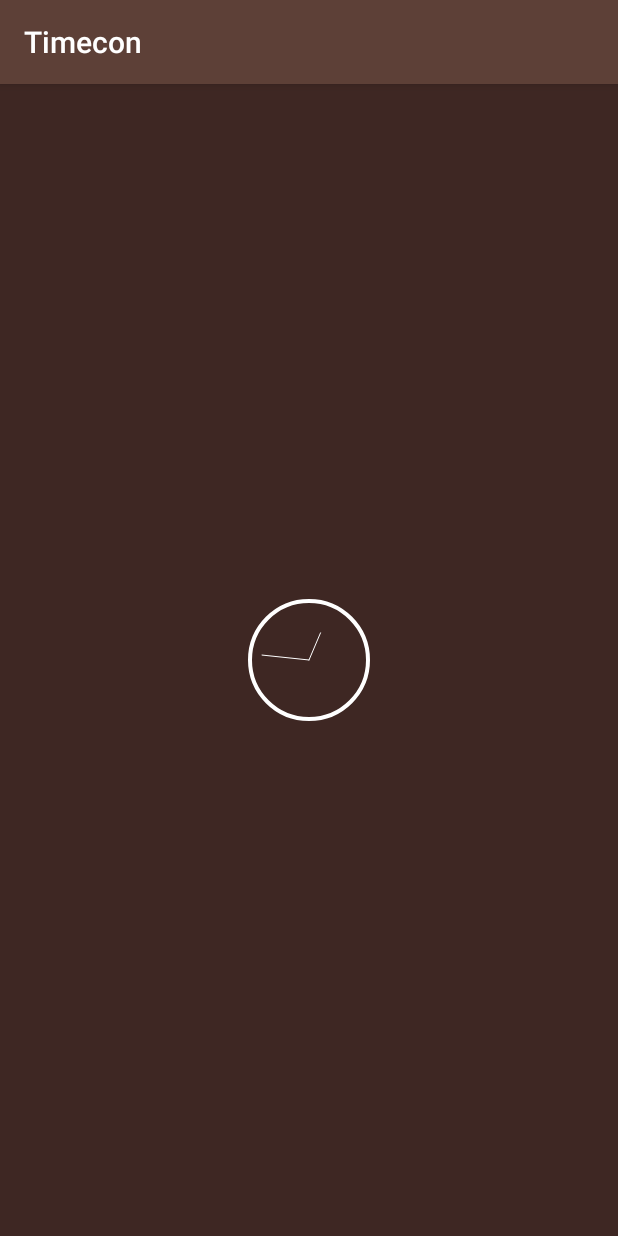
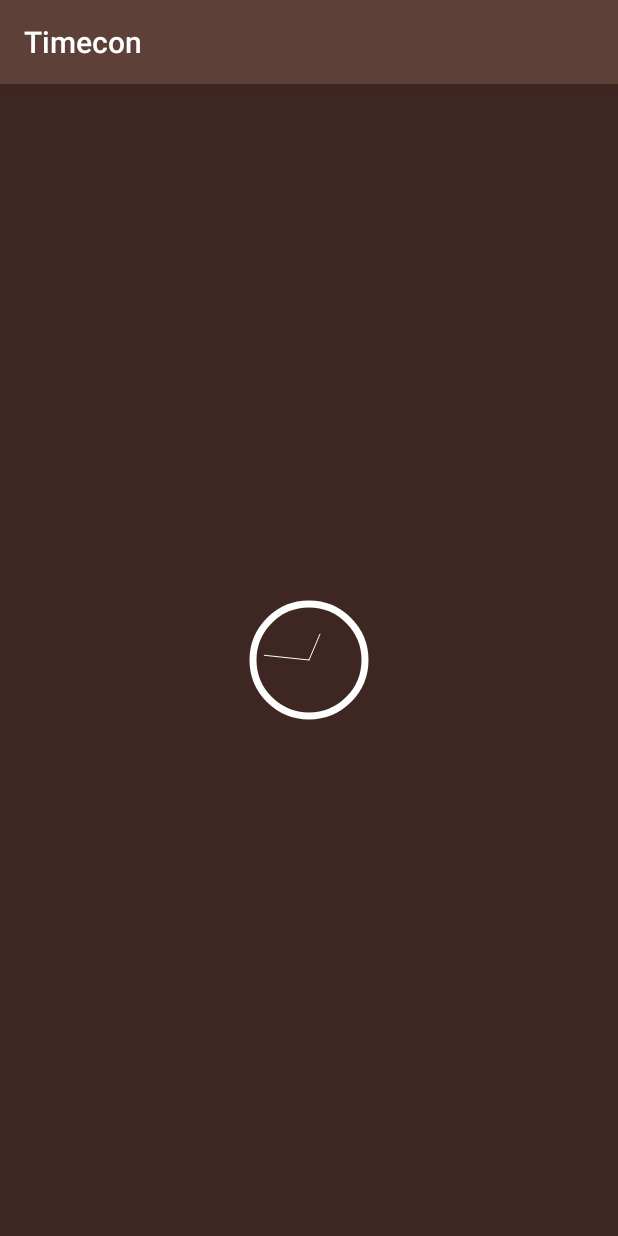
Before and after one commit to alxrm/animated-clock-icon, an Android app: the screen it shows after launch (MainActivity), on a phone screen of 412 x 824 dp. Run offline under Robolectric (Android 15) with nearby library versions, the phone set to English and light mode, and no system bars.

Commit message:
Implemented ImageView wrapper

```diff
--- a/app/src/main/AndroidManifest.xml
+++ b/app/src/main/AndroidManifest.xml
@@ -8,7 +8,8 @@
 		android:label="@string/app_name"
 		android:supportsRtl="true"
 		android:theme="@style/AppTheme">
-		<activity android:name=".MainActivity">
+		<activity android:name=".MainActivity"
+				  android:configChanges="orientation|keyboardHidden|screenSize">
 			<intent-filter>
 				<action android:name="android.intent.action.MAIN"/>
 
--- a/app/src/main/java/rm/com/timecon/MainActivity.java
+++ b/app/src/main/java/rm/com/timecon/MainActivity.java
@@ -1,13 +1,10 @@
 package rm.com.timecon;
 
-import android.graphics.Color;
 import android.os.Bundle;
 import android.os.Handler;
 import android.support.v7.app.AppCompatActivity;
-import android.widget.ImageView;
 
-import rm.com.clocks.ClockDrawable;
-import rm.com.clocks.Stroke;
+import rm.com.clocks.ClockImageView;
 
 public class MainActivity extends AppCompatActivity {
 
@@ -16,28 +13,26 @@ public class MainActivity extends AppCompatActivity {
     super.onCreate(savedInstanceState);
     setContentView(R.layout.activity_main);
 
-    final ImageView clocks = (ImageView) findViewById(R.id.clocks);
-    final ClockDrawable clockDrawable = new ClockDrawable.Builder(this)
-        .hours(10)
-        .minutes(30)
-        .withColor(Color.WHITE)
-        .withPointerStroke(Stroke.THIN)
-        .withDuration(1000)
-        .build();
-
-    clocks.setImageDrawable(clockDrawable);
+    final ClockImageView clocks = (ClockImageView) findViewById(R.id.clocks);
+//    final ClockDrawable clockDrawable = ClockDrawable.builder(this)
+//        .hours(10)
+//        .minutes(30)
+//        .withColor(Color.WHITE)
+//        .withPointerWidth(Stroke.THIN)
+//        .withDuration(600)
+//        .into(clocks);
 
     new Handler().postDelayed(new Runnable() {
       @Override
       public void run() {
-        clockDrawable.animateToTime(21, 18);
+        clocks.animateToTime(21, 18);
       }
     }, 2000);
 
     new Handler().postDelayed(new Runnable() {
       @Override
       public void run() {
-        clockDrawable.animateToTime(0, 46);
+        clocks.animateToTime(0, 46);
       }
     }, 4000);
 
--- a/app/src/main/res/layout/activity_main.xml
+++ b/app/src/main/res/layout/activity_main.xml
@@ -1,6 +1,5 @@
 <?xml version="1.0" encoding="utf-8"?>
 <RelativeLayout
-	android:id="@+id/activity_main"
 	xmlns:android="http://schemas.android.com/apk/res/android"
 	xmlns:tools="http://schemas.android.com/tools"
 	android:layout_width="match_parent"
@@ -10,13 +9,14 @@
 	android:paddingRight="@dimen/activity_horizontal_margin"
 	android:paddingTop="@dimen/activity_vertical_margin"
 	android:background="@color/colorPrimaryDark"
-	tools:context="rm.com.timecon.MainActivity">
+	xmlns:app="http://schemas.android.com/apk/res-auto">
 
-	<ImageView
+	<rm.com.clocks.ClockImageView
 		android:id="@+id/clocks"
 		android:layout_width="84dp"
 		android:layout_height="84dp"
 		android:layout_centerInParent="true"
+		app:frameWidth="bold"
 		/>
 
 </RelativeLayout>
--- a/lib/src/main/kotlin/rm/com/clocks/ClockDrawable.kt
+++ b/lib/src/main/kotlin/rm/com/clocks/ClockDrawable.kt
@@ -9,7 +9,7 @@ import android.graphics.Color
 import android.graphics.ColorFilter
 import android.graphics.drawable.Animatable
 import android.graphics.drawable.Drawable
-import android.view.animation.OvershootInterpolator
+import android.widget.ImageView
 
 /**
  * Created by alex
@@ -19,7 +19,7 @@ class ClockDrawable(private val ctx: Context) : Drawable(), Animatable {
   private var _minutes = 0
   var minutes: Int
     set(value) {
-      _minutes = value.cycledClamp(to = 60)
+      _minutes = value.cycledClamp(to = COUNT_MINUTES)
       minutesAngle = minutesDegOf(_minutes)
 
       invalidateSelf()
@@ -29,8 +29,8 @@ class ClockDrawable(private val ctx: Context) : Drawable(), Animatable {
   private var _hours = 0
   var hours: Int
     set(value) {
-      _hours = value.cycledClamp(to = 12)
-      hoursAngle = hoursDegOf(_hours, minutes)
+      _hours = value.cycledClamp(to = COUNT_HOURS)
+      hoursAngle = hoursDegOf(_hours, _minutes)
 
       invalidateSelf()
     }
@@ -55,34 +55,34 @@ class ClockDrawable(private val ctx: Context) : Drawable(), Animatable {
       invalidateSelf()
     }
 
-  var frameStroke = Stroke.LIGHT
+  var frameWidth = DEFAULT_STROKE
     set(value) {
       field = value
       frame.strokeWidth = field.toDip(ctx)
       invalidateSelf()
     }
 
-  var pointerStroke = Stroke.LIGHT
+  var pointerWidth = DEFAULT_STROKE
     set(value) {
       field = value
       pointers.strokeWidth = field.toDip(ctx)
       invalidateSelf()
     }
 
-  var indeterminateSpeed = 1F
+  var indeterminateSpeed = DEFAULT_SPEED
 
-  var discreteInterpolator: TimeInterpolator = OvershootInterpolator()
+  var timeSetInterpolator: TimeInterpolator = DEFAULT_INTERPOLATOR
     set(value) {
       field = value
 
-      discreteAnimator.interpolator = field
+      timeSetAnimator.interpolator = field
     }
 
-  var discreteDuration = 400L
+  var timeSetDuration = DEFAULT_DURATION
     set(value) {
       field = value
 
-      discreteAnimator.duration = field
+      timeSetAnimator.duration = field
     }
 
   var animationListener: Animator.AnimatorListener? = null
@@ -90,24 +90,24 @@ class ClockDrawable(private val ctx: Context) : Drawable(), Animatable {
       field = value
 
       field?.let {
-        discreteAnimator.removeAllListeners()
-        discreteAnimator.addListener(it)
+        timeSetAnimator.removeAllListeners()
+        timeSetAnimator.addListener(it)
       }
     }
 
   private val frame = smoothLinePaint().apply {
-    strokeWidth = frameStroke.toDip(ctx)
+    strokeWidth = frameWidth.toDip(ctx)
     color = clockColor
   }
 
   private val pointers = smoothLinePaint().apply {
-    strokeWidth = pointerStroke.toDip(ctx)
+    strokeWidth = pointerWidth.toDip(ctx)
     color = clockColor
   }
 
   private val frameRadius: Float get() = width / 2 - frame.strokeWidth
-  private val minutesRadius: Float get() = frameRadius * .8F
-  private val hoursRadius: Float get() = frameRadius * .5F
+  private val minutesRadius: Float get() = frameRadius * POINTER_FACTOR_MINUTES
+  private val hoursRadius: Float get() = frameRadius * POINTER_FACTOR_HOURS
 
   private var minutesAngle = minutesDegOf()
   private var hoursAngle = hoursDegOf()
@@ -117,8 +117,8 @@ class ClockDrawable(private val ctx: Context) : Drawable(), Animatable {
     set(value) {
       _absMinutes = value
 
-      minutes = (_absMinutes % 60).toInt()
-      hours = _absMinutes.toInt().floorDiv(60)
+      minutes = (_absMinutes % COUNT_MINUTES).toInt()
+      hours = _absMinutes.toInt().floorDiv(COUNT_MINUTES)
     }
     get() = _absMinutes
 
@@ -131,9 +131,9 @@ class ClockDrawable(private val ctx: Context) : Drawable(), Animatable {
     }
   }
 
-  private val discreteAnimator = animatorOf {
-    interpolator = discreteInterpolator
-    duration = discreteDuration
+  private val timeSetAnimator = animatorOf {
+    interpolator = timeSetInterpolator
+    duration = timeSetDuration
   }
 
   override fun draw(canvas: Canvas?) {
@@ -163,9 +163,9 @@ class ClockDrawable(private val ctx: Context) : Drawable(), Animatable {
   fun animateTo(hrs: Int, min: Int) {
     if (isRunning) stop()
 
-    _hours = hrs.cycledClamp(12)
-    _minutes = min.cycledClamp(60)
-    _absMinutes = (60 * _hours + _minutes).toFloat()
+    _hours = hrs.cycledClamp(to = COUNT_HOURS)
+    _minutes = min.cycledClamp(to = COUNT_MINUTES)
+    _absMinutes = (COUNT_MINUTES * _hours + _minutes).toFloat()
 
     val beforeHrs = hoursAngle
     val beforeMins = minutesAngle
@@ -176,7 +176,7 @@ class ClockDrawable(private val ctx: Context) : Drawable(), Animatable {
     val diffHrs = afterHrs - hoursAngle
     val diffMins = afterMins - minutesAngle
 
-    discreteAnimator.apply {
+    timeSetAnimator.apply {
       addUpdateListener {
         hoursAngle = beforeHrs + diffHrs * it.animatedFraction
         minutesAngle = beforeMins + diffMins * it.animatedFraction
@@ -193,66 +193,82 @@ class ClockDrawable(private val ctx: Context) : Drawable(), Animatable {
 
   override fun stop() = indeterminateAnimator.cancel()
 
+  companion object {
+
+    @JvmStatic
+    fun builder(ctx: Context): ClockDrawable.Builder {
+      return ClockDrawable.Builder(ctx)
+    }
+  }
+
   class Builder(private val ctx: Context) {
-
     private var hours = 0
     private var minutes = 0
     private var color = Color.WHITE
+    private var speed = DEFAULT_SPEED
     private var hasFrame = true
-    private var frameStroke = Stroke.REGULAR
-    private var pointerStroke = Stroke.REGULAR
-    private var duration = 400L
-    private var interpolator: TimeInterpolator = OvershootInterpolator()
+    private var frameWidth = DEFAULT_STROKE
+    private var pointerWidth = DEFAULT_STROKE
+    private var duration = DEFAULT_DURATION
+    private var interpolator: TimeInterpolator = DEFAULT_INTERPOLATOR
     private var listener: Animator.AnimatorListener? = null
 
     private lateinit var clockDrawable: ClockDrawable
 
-    fun hours(hours: Int) = this.apply {
+    fun hours(hours: Int) = apply {
       this.hours = hours
     }
 
-    fun minutes(minutes: Int) = this.apply {
+    fun minutes(minutes: Int) = apply {
       this.minutes = minutes
     }
 
-    fun withColor(color: Int) = this.apply {
+    fun withColor(color: Int) = apply {
       this.color = color
     }
 
-    fun withFrame(with: Boolean) = this.apply {
+    fun withSpeed(speed: Float) = apply {
+      this.speed = speed
+    }
+
+    fun withFrame(with: Boolean) = apply {
       this.hasFrame = with
     }
 
-    fun withFrameStroke(stroke: Stroke) = this.apply {
-      this.frameStroke = stroke
+    fun withFrameWidth(width: Stroke) = apply {
+      this.frameWidth = width
     }
 
-    fun withPointerStroke(stroke: Stroke) = this.apply {
-      this.pointerStroke = stroke
+    fun withPointerWidth(width: Stroke) = apply {
+      this.pointerWidth = width
     }
 
-    fun withDuration(duration: Long) = this.apply {
+    fun withDuration(duration: Long) = apply {
       this.duration = duration
     }
 
-    fun withInterpolator(interpolator: TimeInterpolator) = this.apply {
+    fun withInterpolator(interpolator: TimeInterpolator) = apply {
       this.interpolator = interpolator
     }
 
-    fun withListener(listener: Animator.AnimatorListener) = this.apply {
+    fun withListener(listener: Animator.AnimatorListener) = apply {
       this.listener = listener
     }
+
+    fun into(view: ImageView): ClockDrawable =
+        build().apply { view.setImageDrawable(this) }
 
     fun build(): ClockDrawable {
       this.clockDrawable = ClockDrawable(ctx)
       this.clockDrawable.hours = this.hours
       this.clockDrawable.minutes = this.minutes
       this.clockDrawable.clockColor = this.color
+      this.clockDrawable.indeterminateSpeed = this.speed
       this.clockDrawable.hasFrame = this.hasFrame
-      this.clockDrawable.frameStroke = this.frameStroke
-      this.clockDrawable.pointerStroke = this.pointerStroke
-      this.clockDrawable.discreteDuration = this.duration
-      this.clockDrawable.discreteInterpolator = this.interpolator
+      this.clockDrawable.frameWidth = this.frameWidth
+      this.clockDrawable.pointerWidth = this.pointerWidth
+      this.clockDrawable.timeSetDuration = this.duration
+      this.clockDrawable.timeSetInterpolator = this.interpolator
       this.clockDrawable.animationListener = this.listener
       return this.clockDrawable
     }
--- a/lib/src/main/kotlin/rm/com/clocks/ClockImageView.kt
+++ b/lib/src/main/kotlin/rm/com/clocks/ClockImageView.kt
@@ -1,6 +1,9 @@
 package rm.com.clocks
 
+import android.animation.Animator
+import android.animation.TimeInterpolator
 import android.content.Context
+import android.graphics.drawable.Animatable
 import android.graphics.drawable.Drawable
 import android.util.AttributeSet
 import android.widget.ImageView
@@ -9,36 +12,117 @@ import android.widget.ImageView
  * Created by alex
  */
 
-class ClockImageView : ImageView {
+class ClockImageView : ImageView, Animatable {
 
-  private var clockDrawable = ClockDrawable(context)
+  var clock = ClockDrawable(context)
+    private set
 
-  constructor(context: Context?) : super(context)
+  var hours: Int
+    get() = clock.hours
+    set(value) {
+      clock.hours = value
+    }
 
-  constructor(context: Context?, attrs: AttributeSet?) : super(context, attrs) {
-    inflateAttrs(attrs)
-  }
+  var minutes: Int
+    get() = clock.minutes
+    set(value) {
+      clock.minutes = value
+    }
+
+  var clockColor: Int
+    get() = clock.clockColor
+    set(value) {
+      clock.clockColor = value
+    }
+
+  var indeterminateSpeed: Float
+    get() = clock.indeterminateSpeed
+    set(value) {
+      clock.indeterminateSpeed = value
+    }
+
+  var hasFrame: Boolean
+    get() = clock.hasFrame
+    set(value) {
+      clock.hasFrame = value
+    }
+
+  var frameWidth: Stroke
+    get() = clock.frameWidth
+    set(value) {
+      clock.frameWidth = value
+    }
+
+  var pointerWidth: Stroke
+    get() = clock.pointerWidth
+    set(value) {
+      clock.pointerWidth = value
+    }
+
+  var timeSetDuration: Long
+    get() = clock.timeSetDuration
+    set(value) {
+      clock.timeSetDuration = value
+    }
+
+  var timeSetInterpolator: TimeInterpolator
+    get() = clock.timeSetInterpolator
+    set(value) {
+      clock.timeSetInterpolator = value
+    }
+
+  var animationListener: Animator.AnimatorListener?
+    get() = clock.animationListener
+    set(value) {
+      clock.animationListener = value
+    }
+
+  constructor(context: Context?) : this(context, null)
+
+  constructor(context: Context?, attrs: AttributeSet?) : this(context, attrs, 0)
 
   constructor(context: Context?, attrs: AttributeSet?, defStyleAttr: Int) : super(context, attrs, defStyleAttr) {
-    inflateAttrs(attrs)
+    attrs?.let {
+      inflateAttrs(attrs)
+    }
+
+    setImageDrawable(clock)
   }
 
   override fun setImageDrawable(drawable: Drawable?) {
-    if (drawable !is ClockDrawable) return
+    super.setImageDrawable(drawable)
 
-    clockDrawable = drawable
-    super.setImageDrawable(drawable)
+    if (drawable is ClockDrawable) {
+      clock = drawable
+    }
   }
 
-  private fun inflateAttrs(attrs: AttributeSet?) {
+  @JvmName(name = "animateToTime")
+  fun animateTo(hours: Int, minutes: Int) = clock.animateTo(hours, minutes)
+
+  override fun isRunning() = clock.isRunning
+
+  override fun start() = clock.start()
+
+  override fun stop() = clock.stop()
+
+  private fun inflateAttrs(attrs: AttributeSet) {
     val resAttrs = context.theme.obtainStyledAttributes(
         attrs,
-        intArrayOf(), // R.styleable.AudioWaveView,
+        R.styleable.ClockImageView,
         0,
         0
     ) ?: return
 
     with(resAttrs) {
+      hours = getInteger(R.styleable.ClockImageView_hours, hours)
+      minutes = getInteger(R.styleable.ClockImageView_minutes, minutes)
+      clockColor = getColor(R.styleable.ClockImageView_clockColor, clockColor)
+      indeterminateSpeed = getFloat(R.styleable.ClockImageView_indeterminateSpeed, indeterminateSpeed)
+      hasFrame = getBoolean(R.styleable.ClockImageView_hasFrame, hasFrame)
+      frameWidth = getInt(R.styleable.ClockImageView_frameWidth, 0).asStroke()
+      pointerWidth = getInt(R.styleable.ClockImageView_pointerWidth, 0).asStroke()
+      timeSetDuration = getInteger(R.styleable.ClockImageView_timeSetDuration, timeSetDuration.toInt()).toLong()
       recycle()
     }
   }
--- a/lib/src/main/kotlin/rm/com/clocks/Graphics.kt
+++ b/lib/src/main/kotlin/rm/com/clocks/Graphics.kt
@@ -8,10 +8,20 @@ import android.graphics.Color
 import android.graphics.Paint
 import android.graphics.drawable.Drawable
 import android.view.View
+import android.view.animation.OvershootInterpolator
 
 /**
  * Created by alex
  */
+
+internal const val COUNT_MINUTES = 60
+internal const val COUNT_HOURS = 12
+internal const val POINTER_FACTOR_HOURS = .5F
+internal const val POINTER_FACTOR_MINUTES = .8F
+internal const val DEFAULT_SPEED = 1F
+internal const val DEFAULT_DURATION = 600L
+internal val DEFAULT_STROKE = Stroke.THIN
+internal val DEFAULT_INTERPOLATOR = OvershootInterpolator()
 
 internal fun Resources.dip(value: Int): Int = (value * displayMetrics.density).toInt()
 internal fun Context.dip(value: Int): Int = resources.dip(value)
--- a/lib/src/main/kotlin/rm/com/clocks/Stroke.kt
+++ b/lib/src/main/kotlin/rm/com/clocks/Stroke.kt
@@ -14,3 +14,11 @@ internal fun Stroke.toDip(ctx: Context) = when (this) {
   Stroke.REGULAR -> ctx.dip(3).toFloat()
   Stroke.BOLD -> ctx.dip(5).toFloat()
 }
+
+internal fun Int.asStroke() = when (this) {
+  0 -> Stroke.THIN
+  1 -> Stroke.LIGHT
+  2 -> Stroke.REGULAR
+  3 -> Stroke.BOLD
+  else -> Stroke.THIN
+}
--- a/lib/src/main/res/values/strings.xml
+++ /dev/null
@@ -1,3 +0,0 @@
-<resources>
-	<string name="app_name">Timecon</string>
-</resources>
```
Also changed, not shown: lib/src/main/res/values/attrs.xml (added, +23 -0 lines).
